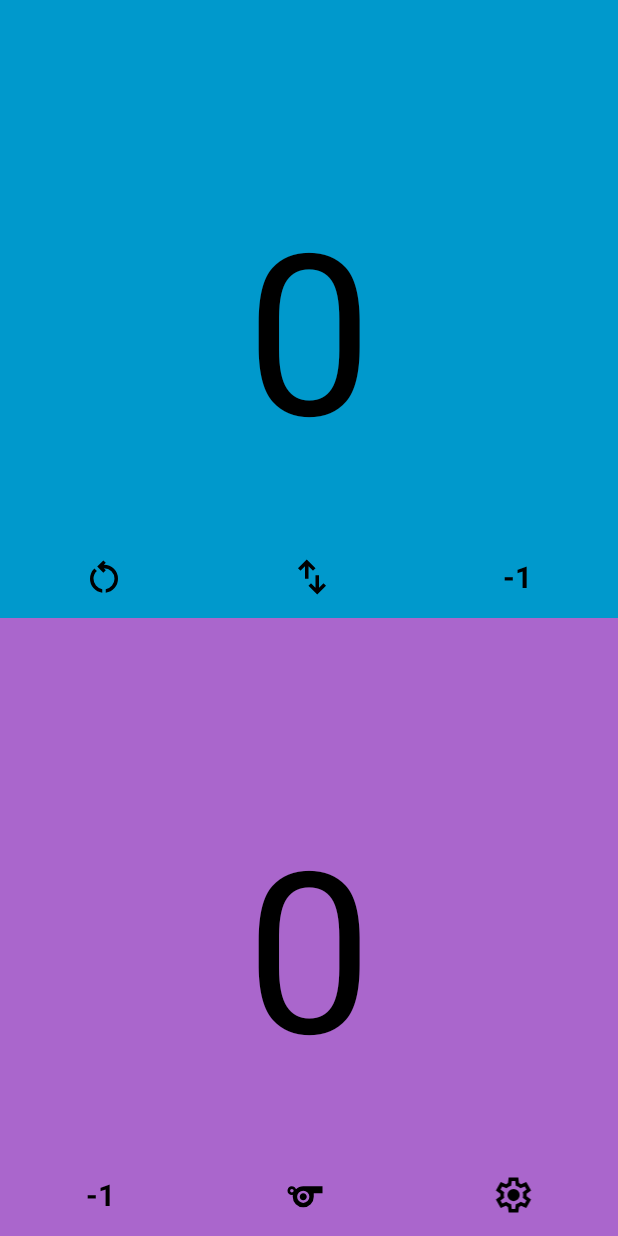
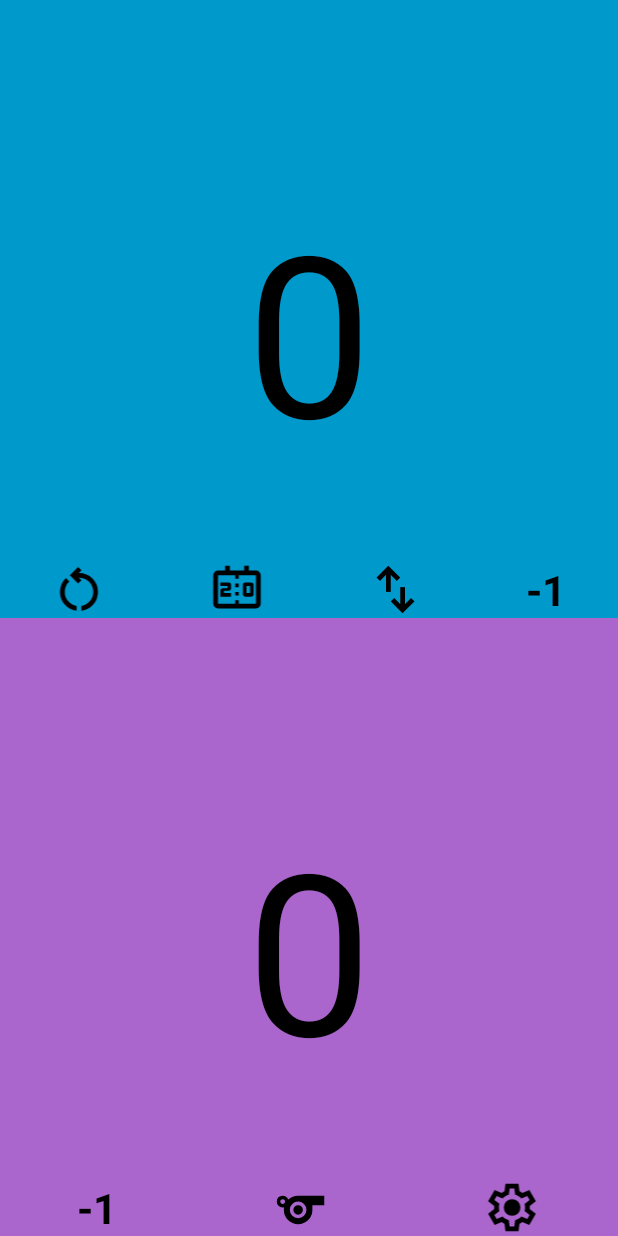
Before and after one commit to guigax/LoudScoreboard, an Android app: the screen it shows after launch (MainActivity), on a phone screen of 412 x 824 dp. Run offline under Robolectric (Android 15) with nearby library versions, the phone set to English and light mode, and no system bars.

Commit message:
Added announceScore icon Adjusted icons height

```diff
--- a/app/src/main/java/com/guigax/loudscoreboard/MainActivity.kt
+++ b/app/src/main/java/com/guigax/loudscoreboard/MainActivity.kt
@@ -31,9 +31,10 @@ class MainActivity : AppCompatActivity() {
     private lateinit var team2NameV: TextView
     private lateinit var team1MinusV: TextView
     private lateinit var team2MinusV: TextView
-    private lateinit var swapScoreV: ImageView
-    private lateinit var resetScoreV: ImageView
-    private lateinit var soundV: ImageView
+    private lateinit var resetV: ImageView
+    private lateinit var announceV: ImageView
+    private lateinit var swapV: ImageView
+    private lateinit var whistleV: ImageView
     private lateinit var settingsV: ImageView
 
     private lateinit var audioManager: AudioManager
@@ -77,9 +78,12 @@ class MainActivity : AppCompatActivity() {
         team2NameV = findViewById(R.id.team2Name)
         team1MinusV = findViewById(R.id.team1MinusScore)
         team2MinusV = findViewById(R.id.team2MinusScore)
-        swapScoreV = findViewById(R.id.swapScore)
-        resetScoreV = findViewById(R.id.resetScore)
-        soundV = findViewById(R.id.whistle)
+
+        resetV = findViewById(R.id.resetScore)
+        announceV = findViewById(R.id.announceScore)
+        swapV = findViewById(R.id.swapScore)
+        resetV = findViewById(R.id.resetScore)
+        whistleV = findViewById(R.id.whistle)
         settingsV = findViewById(R.id.settings)
 
         audioManager = getSystemService(Context.AUDIO_SERVICE) as AudioManager
@@ -88,27 +92,18 @@ class MainActivity : AppCompatActivity() {
         setupCoordinators()
 
         // Set click listeners
-        settingsV.setOnClickListener { showSettingsDialog() }
-        swapScoreV.setOnClickListener { swapScores() }
-        resetScoreV.setOnClickListener { resetScore() }
         team1ScoreV.setOnClickListener { incrementTeamScore(1) }
         team2ScoreV.setOnClickListener { incrementTeamScore(2) }
-        team1MinusV.setOnClickListener {
-            if (team1Score > 0) {
-                decreaseTeamScore(1)
-            }
-        }
-        team2MinusV.setOnClickListener {
-            if (team2Score > 0) {
-                decreaseTeamScore(2)
-            }
-        }
+        team1MinusV.setOnClickListener { decreaseTeamScore(1) }
+        team2MinusV.setOnClickListener { decreaseTeamScore(2) }
 
         mediaPlayer = MediaPlayer.create(this, R.raw.whistle)
         mediaPlayer.setOnCompletionListener { audioManager.abandonAudioFocusRequest(focusRequest) }
-        soundV.setOnClickListener {
-            playSound()
-        }
+        whistleV.setOnClickListener { playSound() }
+        resetV.setOnClickListener { resetScore() }
+        announceV.setOnClickListener { announceScore() }
+        swapV.setOnClickListener { swapScores() }
+        settingsV.setOnClickListener { showSettingsDialog() }
     }
 
     override fun onWindowFocusChanged(hasFocus: Boolean) {
@@ -180,8 +175,8 @@ class MainActivity : AppCompatActivity() {
 
     private fun decreaseTeamScore(teamNumber: Int) {
         when (teamNumber) {
-            1 -> team1Score--
-            2 -> team2Score--
+            1 -> if (team1Score > 0) team1Score--
+            2 -> if (team2Score > 0) team2Score--
         }
         updateScores()
     }
@@ -198,6 +193,11 @@ class MainActivity : AppCompatActivity() {
         team1Score = 0
         team2Score = 0
         updateScores()
+    }
+
+    private fun announceScore() {
+        ttsQueue.clear()
+        ttsQueue.add("$team1Score para ${team1NameV.text}. A, $team2Score para ${team2NameV.text}")
     }
 
     private fun showSettingsDialog() {
--- /dev/null
+++ b/app/src/main/res/drawable/score.xml
@@ -0,0 +1,9 @@
+<vector xmlns:android="http://schemas.android.com/apk/res/android"
+    android:width="24dp"
+    android:height="24dp"
+    android:viewportWidth="960"
+    android:viewportHeight="960">
+    <path
+        android:fillColor="#FF000000"
+        android:pathData="M620,600q-17,0 -28.5,-11.5T580,560v-160q0,-17 11.5,-28.5T620,360h100q17,0 28.5,11.5T760,400v160q0,17 -11.5,28.5T720,600L620,600ZM640,540h60v-120h-60v120ZM200,600v-100q0,-17 11.5,-28.5T240,460h80v-40L200,420v-60h140q17,0 28.5,11.5T380,400v60q0,17 -11.5,28.5T340,500h-80v40h120v60L200,600ZM450,440v-60h60v60h-60ZM450,580v-60h60v60h-60ZM160,800q-33,0 -56.5,-23.5T80,720v-480q0,-33 23.5,-56.5T160,160h120v-80h80v80h240v-80h80v80h120q33,0 56.5,23.5T880,240v480q0,33 -23.5,56.5T800,800L160,800ZM160,720h290v-60h60v60h290v-480L510,240v60h-60v-60L160,240v480ZM160,720v-480,480Z" />
+</vector>
--- a/app/src/main/res/layout-port/activity_main.xml
+++ b/app/src/main/res/layout-port/activity_main.xml
@@ -14,8 +14,6 @@
         android:background="@android:color/holo_blue_dark"
         android:gravity="center"
         android:orientation="vertical">
-
-        <!-- Team 1 Name -->
         <TextView
             android:id="@+id/team1Name"
             android:layout_width="wrap_content"
@@ -26,8 +24,6 @@
             android:textSize="24sp"
             android:textColor="@color/black"
             android:textStyle="bold" />
-
-        <!-- Team 1 Score -->
         <TextView
             android:id="@+id/team1Score"
             android:layout_width="wrap_content"
@@ -46,16 +42,22 @@
             <ImageView
                 android:id="@+id/resetScore"
                 android:layout_width="wrap_content"
-                android:layout_height="28dp"
-                android:layout_alignParentStart="true"
+                android:layout_height="match_parent"
                 android:layout_weight="1"
                 android:contentDescription="Reset the score"
                 android:src="@drawable/reset" />
+
+            <ImageView
+                android:id="@+id/announceScore"
+                android:layout_width="wrap_content"
+                android:layout_height="match_parent"
+                android:layout_weight="1"
+                android:contentDescription="Announce the score"
+                android:src="@drawable/score" />
             <ImageView
                 android:id="@+id/swapScore"
                 android:layout_width="wrap_content"
-                android:layout_height="28dp"
-                android:layout_centerHorizontal="true"
+                android:layout_height="match_parent"
                 android:layout_weight="1"
                 android:contentDescription="Swap the scores of the teams"
                 android:rotation="90"
@@ -63,14 +65,14 @@
             <TextView
                 android:id="@+id/team1MinusScore"
                 android:layout_width="wrap_content"
-                android:layout_height="wrap_content"
-                android:layout_alignParentEnd="true"
+                android:layout_height="match_parent"
                 android:layout_weight="1"
                 android:text="-1"
                 android:textAlignment="center"
                 android:textColor="@color/black"
-                android:textSize="20sp"
-                android:textStyle="bold" />
+                android:autoSizeTextType="uniform"
+                android:textStyle="bold"
+                tools:ignore="HardcodedText" />
         </LinearLayout>
     </LinearLayout>
 
@@ -83,8 +85,6 @@
         android:background="@android:color/holo_purple"
         android:gravity="center"
         android:orientation="vertical">
-
-        <!-- Team 2 Name -->
         <TextView
             android:id="@+id/team2Name"
             android:layout_width="wrap_content"
@@ -95,8 +95,6 @@
             android:textSize="24sp"
             android:textColor="@color/black"
             android:textStyle="bold" />
-
-        <!-- Team 2 Score -->
         <TextView
             android:id="@+id/team2Score"
             android:layout_width="wrap_content"
@@ -115,24 +113,25 @@
             <TextView
                 android:id="@+id/team2MinusScore"
                 android:layout_width="wrap_content"
-                android:layout_height="wrap_content"
+                android:layout_height="match_parent"
                 android:layout_weight="1"
                 android:text="-1"
                 android:textAlignment="center"
                 android:textColor="@color/black"
-                android:textSize="20sp"
-                android:textStyle="bold" />
+                android:autoSizeTextType="uniform"
+                android:textStyle="bold"
+                tools:ignore="HardcodedText" />
             <ImageView
                 android:id="@+id/whistle"
                 android:layout_width="wrap_content"
-                android:layout_height="28sp"
+                android:layout_height="match_parent"
                 android:layout_weight="1"
                 android:contentDescription="Sound a whistle"
                 android:src="@drawable/whistle" />
             <ImageView
                 android:id="@+id/settings"
                 android:layout_width="wrap_content"
-                android:layout_height="28sp"
+                android:layout_height="match_parent"
                 android:layout_weight="1"
                 android:contentDescription="Settings"
                 android:src="@drawable/settings" />
--- a/app/src/main/res/layout/activity_main.xml
+++ b/app/src/main/res/layout/activity_main.xml
@@ -47,27 +47,36 @@
             <ImageView
                 android:id="@+id/resetScore"
                 android:layout_width="wrap_content"
-                android:layout_height="28dp"
+                android:layout_height="match_parent"
                 android:src="@drawable/reset"
                 android:layout_weight="1"
                 android:contentDescription="Reset the score" />
+
+            <ImageView
+                android:id="@+id/announceScore"
+                android:layout_width="wrap_content"
+                android:layout_height="match_parent"
+                android:layout_weight="1"
+                android:contentDescription="Announce the score"
+                android:src="@drawable/score" />
             <ImageView
                 android:id="@+id/swapScore"
                 android:layout_width="wrap_content"
-                android:layout_height="28dp"
+                android:layout_height="match_parent"
                 android:src="@drawable/swap"
                 android:layout_weight="1"
                 android:contentDescription="Swap the scores of the teams" />
             <TextView
                 android:id="@+id/team1MinusScore"
                 android:layout_width="wrap_content"
-                android:layout_height="wrap_content"
+                android:layout_height="match_parent"
                 android:text="-1"
                 android:textColor="@color/black"
-                android:textSize="20sp"
+                android:autoSizeTextType="uniform"
                 android:layout_weight="1"
                 android:textAlignment="center"
-                android:textStyle="bold" />
+                android:textStyle="bold"
+                tools:ignore="HardcodedText" />
         </LinearLayout>
     </LinearLayout>
 
@@ -112,24 +121,25 @@
             <TextView
                 android:id="@+id/team2MinusScore"
                 android:layout_width="wrap_content"
-                android:layout_height="wrap_content"
+                android:layout_height="match_parent"
                 android:text="-1"
                 android:textColor="@color/black"
-                android:textSize="20sp"
+                android:autoSizeTextType="uniform"
                 android:layout_weight="1"
                 android:textAlignment="center"
-                android:textStyle="bold" />
+                android:textStyle="bold"
+                tools:ignore="HardcodedText" />
             <ImageView
                 android:id="@+id/whistle"
                 android:layout_width="wrap_content"
-                android:layout_height="28sp"
+                android:layout_height="match_parent"
                 android:src="@drawable/whistle"
                 android:layout_weight="1"
                 android:contentDescription="Sound a whistle" />
             <ImageView
                 android:id="@+id/settings"
                 android:layout_width="wrap_content"
-                android:layout_height="28sp"
+                android:layout_height="match_parent"
                 android:src="@drawable/settings"
                 android:layout_weight="1"
                 android:contentDescription="Settings" />
```
